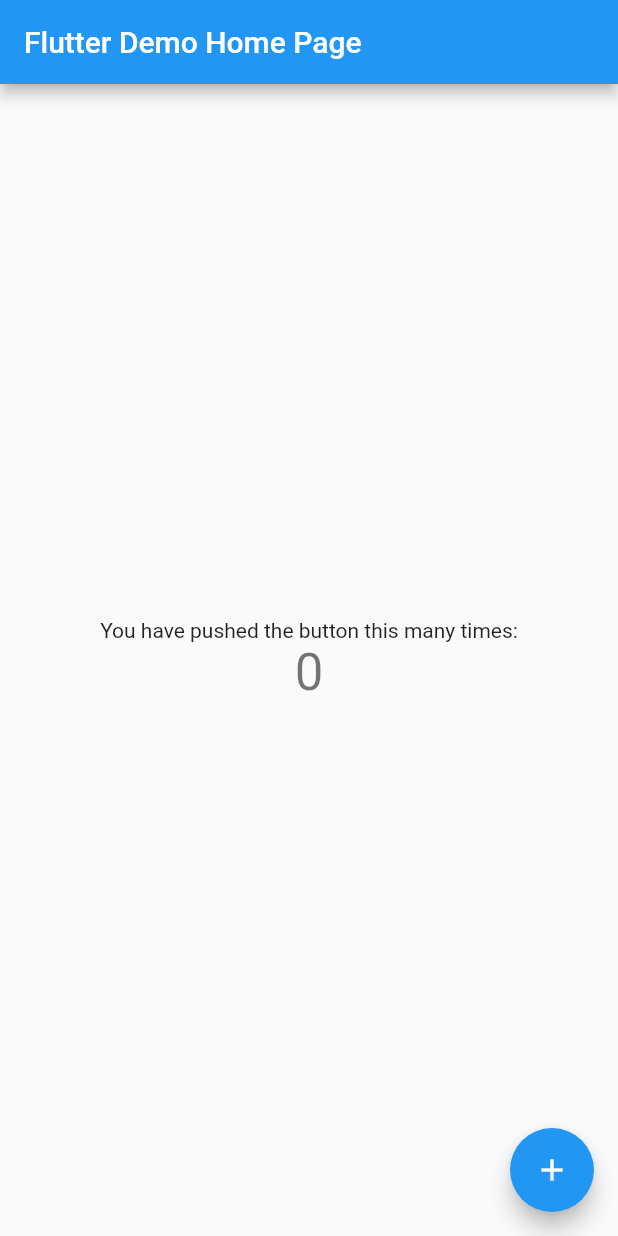
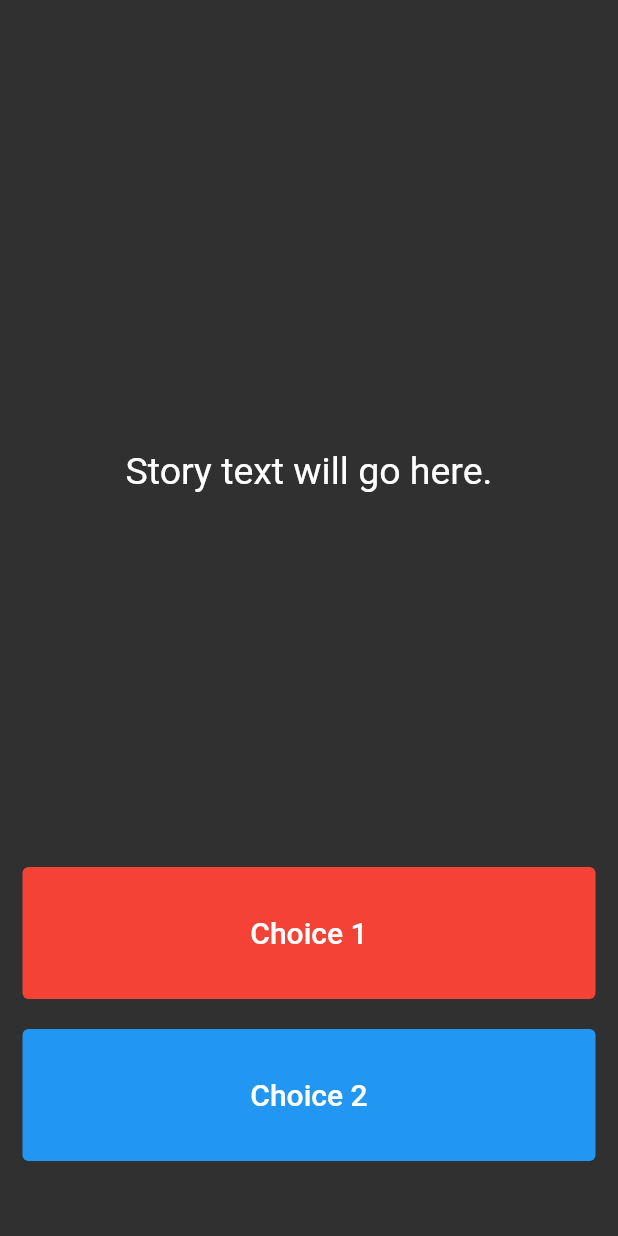
Before and after one commit to julianoventola/destini, a Flutter app: the screen it shows after launch, on a phone screen of 412 x 824 dp. Run offline on Flutter 3.47's test engine with Material 2 defaults, Android fonts, the phone set to English and light mode, and no system bars.

Commit message:
chore: start challenge files

```diff
--- a/lib/main.dart
+++ b/lib/main.dart
@@ -1,113 +1,101 @@
 import 'package:flutter/material.dart';
 
-void main() {
-  runApp(MyApp());
-}
+//todo: Step 15 - Run the app and see if you can see the screen update with the first story. Delete this todo if it looks as you expected.
 
-class MyApp extends StatelessWidget {
-  // This widget is the root of your application.
-  @override
+void main() => runApp(Destini());
+
+class Destini extends StatelessWidget {
   Widget build(BuildContext context) {
     return MaterialApp(
-      title: 'Flutter Demo',
-      theme: ThemeData(
-        // This is the theme of your application.
-        //
-        // Try running your application with "flutter run". You'll see the
-        // application has a blue toolbar. Then, without quitting the app, try
-        // changing the primarySwatch below to Colors.green and then invoke
-        // "hot reload" (press "r" in the console where you ran "flutter run",
-        // or simply save your changes to "hot reload" in a Flutter IDE).
-        // Notice that the counter didn't reset back to zero; the application
-        // is not restarted.
-        primarySwatch: Colors.blue,
-      ),
-      home: MyHomePage(title: 'Flutter Demo Home Page'),
+      theme: ThemeData.dark(),
+      home: StoryPage(),
     );
   }
 }
 
-class MyHomePage extends StatefulWidget {
-  MyHomePage({Key? key, this.title}) : super(key: key);
+//todo: Step 9 - Create a new storyBrain object from the StoryBrain class.
 
-  // This widget is the home page of your application. It is stateful, meaning
-  // that it has a State object (defined below) that contains fields that affect
-  // how it looks.
-
-  // This class is the configuration for the state. It holds the values (in this
-  // case the title) provided by the parent (in this case the App widget) and
-  // used by the build method of the State. Fields in a Widget subclass are
-  // always marked "final".
-
-  final String? title;
-
-  @override
-  _MyHomePageState createState() => _MyHomePageState();
+class StoryPage extends StatefulWidget {
+  _StoryPageState createState() => _StoryPageState();
 }
 
-class _MyHomePageState extends State<MyHomePage> {
-  int _counter = 0;
-
-  void _incrementCounter() {
-    setState(() {
-      // This call to setState tells the Flutter framework that something has
-      // changed in this State, which causes it to rerun the build method below
-      // so that the display can reflect the updated values. If we changed
-      // _counter without calling setState(), then the build method would not be
-      // called again, and so nothing would appear to happen.
-      _counter++;
-    });
-  }
-
+class _StoryPageState extends State<StoryPage> {
   @override
   Widget build(BuildContext context) {
-    // This method is rerun every time setState is called, for instance as done
-    // by the _incrementCounter method above.
-    //
-    // The Flutter framework has been optimized to make rerunning build methods
-    // fast, so that you can just rebuild anything that needs updating rather
-    // than having to individually change instances of widgets.
     return Scaffold(
-      appBar: AppBar(
-        // Here we take the value from the MyHomePage object that was created by
-        // the App.build method, and use it to set our appbar title.
-        title: Text(widget.title!),
-      ),
-      body: Center(
-        // Center is a layout widget. It takes a single child and positions it
-        // in the middle of the parent.
-        child: Column(
-          // Column is also a layout widget. It takes a list of children and
-          // arranges them vertically. By default, it sizes itself to fit its
-          // children horizontally, and tries to be as tall as its parent.
-          //
-          // Invoke "debug painting" (press "p" in the console, choose the
-          // "Toggle Debug Paint" action from the Flutter Inspector in Android
-          // Studio, or the "Toggle Debug Paint" command in Visual Studio Code)
-          // to see the wireframe for each widget.
-          //
-          // Column has various properties to control how it sizes itself and
-          // how it positions its children. Here we use mainAxisAlignment to
-          // center the children vertically; the main axis here is the vertical
-          // axis because Columns are vertical (the cross axis would be
-          // horizontal).
-          mainAxisAlignment: MainAxisAlignment.center,
-          children: <Widget>[
-            Text(
-              'You have pushed the button this many times:',
-            ),
-            Text(
-              '$_counter',
-              style: Theme.of(context).textTheme.headline4,
-            ),
-          ],
+      body: Container(
+        //todo: Step 1 - Add background.png to this Container as a background image.
+        padding: EdgeInsets.symmetric(vertical: 50.0, horizontal: 15.0),
+        constraints: BoxConstraints.expand(),
+        child: SafeArea(
+          child: Column(
+            crossAxisAlignment: CrossAxisAlignment.stretch,
+            children: <Widget>[
+              Expanded(
+                flex: 12,
+                child: Center(
+                  child: Text(
+                    //todo: Step 10 - use the storyBrain to get the first story title and display it in this Text Widget.
+                    'Story text will go here.',
+                    style: TextStyle(
+                      fontSize: 25.0,
+                    ),
+                  ),
+                ),
+              ),
+              Expanded(
+                flex: 2,
+                child: TextButton(
+                  style: TextButton.styleFrom(
+                    backgroundColor: Colors.red,
+                    primary: Colors.white,
+                  ),
+                  onPressed: () {
+                    //Choice 1 made by user.
+                    //todo: Step 18 - Call the nextStory() method from storyBrain and pass the number 1 as the choice made by the user.
+                  },
+                  child: Text(
+                    //todo: Step 13 - Use the storyBrain to get the text for choice 1.
+                    'Choice 1',
+                    style: TextStyle(
+                      fontSize: 20.0,
+                    ),
+                  ),
+                ),
+              ),
+              SizedBox(
+                height: 20.0,
+              ),
+              Expanded(
+                flex: 2,
+                //todo: Step 26 - Use a Flutter Visibility Widget to wrap this FlatButton.
+                //todo: Step 28 - Set the "visible" property of the Visibility Widget to equal the output from the buttonShouldBeVisible() method in the storyBrain.
+                child: TextButton(
+                  style: TextButton.styleFrom(
+                    backgroundColor: Colors.blue,
+                    primary: Colors.white,
+                  ),
+                  onPressed: () {
+                    //Choice 2 made by user.
+                    //todo: Step 19 - Call the nextStory() method from storyBrain and pass the number 2 as the choice made by the user.
+                  },
+                  child: Text(
+                    //todo: Step 14 - Use the storyBrain to get the text for choice 2.
+                    'Choice 2',
+                    style: TextStyle(
+                      fontSize: 20.0,
+                    ),
+                  ),
+                ),
+              ),
+            ],
+          ),
         ),
       ),
-      floatingActionButton: FloatingActionButton(
-        onPressed: _incrementCounter,
-        tooltip: 'Increment',
-        child: Icon(Icons.add),
-      ), // This trailing comma makes auto-formatting nicer for build methods.
     );
   }
 }
+
+//todo: Step 24 - Run the app and try to figure out what code you need to add to this file to make the story change when you press on the choice buttons.
+
+//todo: Step 29 - Run the app and test it against the Story Outline to make sure you've completed all the steps. The code for the completed app can be found here: https://github.com/londonappbrewery/destini-challenge-completed/
--- /dev/null
+++ b/lib/story.dart
@@ -0,0 +1,5 @@
+//todo: Step 2 - Create a new class called Story.
+
+//todo: Step 3 - Create 3 properties for this class, A. storyTitle to store the story text. B. choice1 to store the text for choice 1, C. choice2 to store the text for choice 2.
+
+//todo: Step 4 - Create a Constructor for this class to be able to initialise the properties created in step 3.
```
Also changed, not shown: lib/story_brain.dart (added, +59 -0 lines), pubspec.yaml (+4 -6 lines), images/background.png (added), 1 other file.
